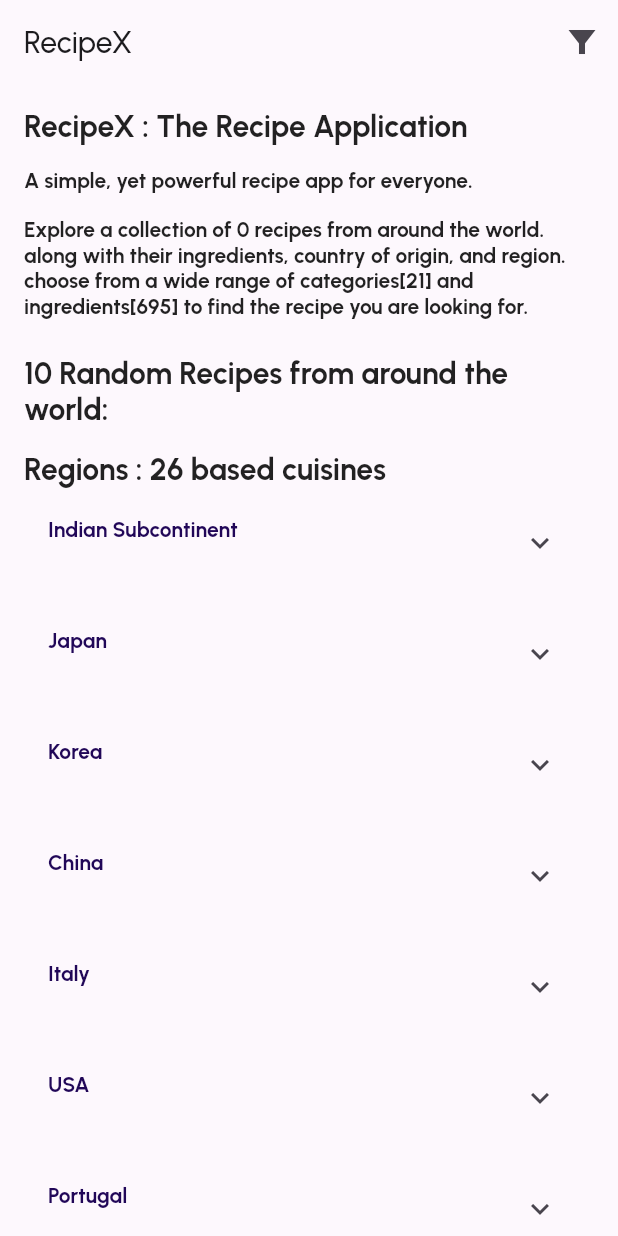
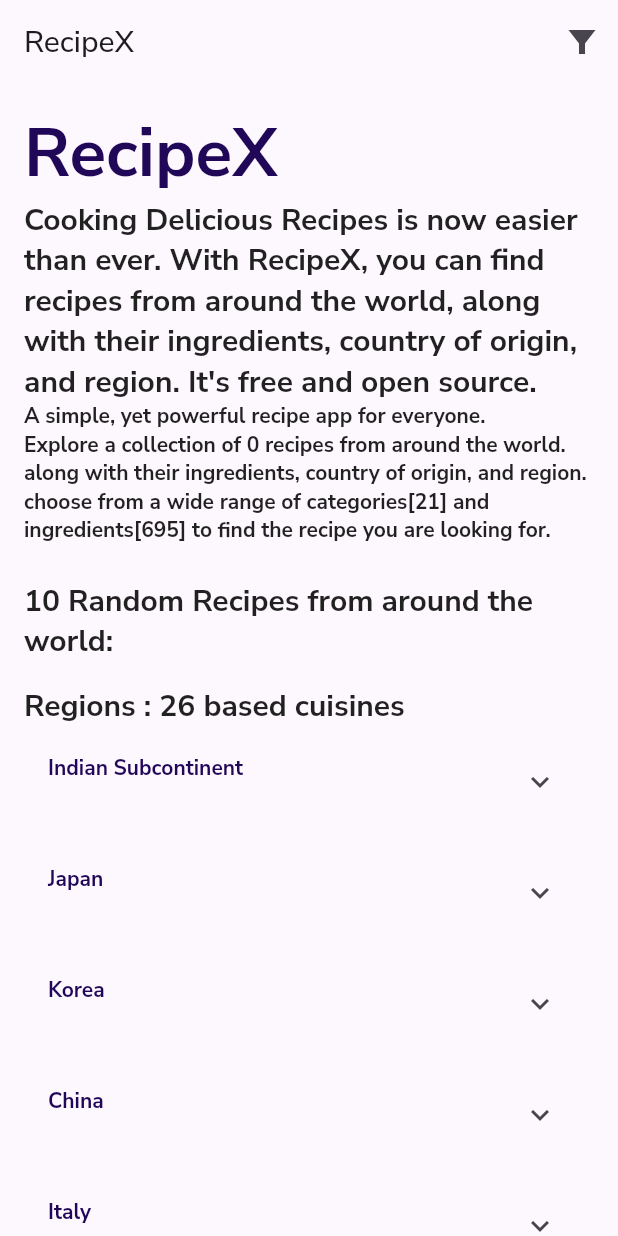
Before and after one commit to ravikovind/recipe_x, a Flutter app: the screen it shows after launch, on a phone screen of 412 x 824 dp. Run offline on Flutter 3.47's test engine with Material 2 defaults, Android fonts, the light colour scheme and no system bars; our stand-ins replace equatable, flutter_bloc, go_router, google_fonts, hydrated_bloc.

Commit message:
some changes

```diff
--- a/lib/app/app.dart
+++ b/lib/app/app.dart
@@ -77,7 +77,7 @@ class Application extends StatelessWidget {
             theme: ThemeData(
               colorScheme: lightColorScheme,
               useMaterial3: true,
-              textTheme: GoogleFonts.urbanistTextTheme(
+              textTheme: GoogleFonts.nunitoSansTextTheme(
                 Theme.of(context).textTheme,
               ),
               elevatedButtonTheme: ElevatedButtonThemeData(
@@ -97,7 +97,7 @@ class Application extends StatelessWidget {
             darkTheme: ThemeData.dark().copyWith(
               colorScheme: darkColorScheme,
               useMaterial3: true,
-              textTheme: GoogleFonts.urbanistTextTheme(
+              textTheme: GoogleFonts.nunitoSansTextTheme(
                 Theme.of(context).textTheme,
               ),
               elevatedButtonTheme: ElevatedButtonThemeData(
--- a/lib/view/pages/home/home.dart
+++ b/lib/view/pages/home/home.dart
@@ -42,27 +42,31 @@ class HomePage extends StatelessWidget {
         child: ListView(
           padding: const EdgeInsets.all(16),
           children: [
-            /// Recipe X : The Recipe App for Everyone
-            /// A simple, yet powerful recipe app for everyone.
-            /// A collection of 47,000+ recipes from around the world. along with their ingredients, country of origin, and region.
-            /// It's free and open source.
-            Text(
-              'RecipeX : The Recipe Application',
-              style: Theme.of(context).textTheme.titleLarge?.copyWith(
-                    fontWeight: FontWeight.bold,
+            RichText(
+              text: TextSpan(
+                children: [
+                  TextSpan(
+                    text: 'RecipeX',
+                    style: Theme.of(context).textTheme.displaySmall?.copyWith(
+                          fontWeight: FontWeight.bold,
+                          color: Theme.of(context).colorScheme.primary,
+                        ),
                   ),
-            ),
-            const SizedBox(
-              height: 16,
+                  TextSpan(
+                    text:
+                        '\nCooking Delicious Recipes is now easier than ever. With RecipeX, you can find recipes from around the world, along with their ingredients, country of origin, and region. It\'s free and open source.',
+                    style: Theme.of(context).textTheme.titleLarge?.copyWith(
+                          fontWeight: FontWeight.bold,
+                        ),
+                  ),
+                ],
+              ),
             ),
             Text(
               'A simple, yet powerful recipe app for everyone.',
               style: Theme.of(context).textTheme.labelLarge?.copyWith(
                     fontWeight: FontWeight.bold,
                   ),
-            ),
-            const SizedBox(
-              height: 16,
             ),
             Text(
               'Explore a collection of ${recipes.length} recipes from around the world. along with their ingredients, country of origin, and region. choose from a wide range of categories[${categories.length}] and ingredients[${ingredients.length}] to find the recipe you are looking for.',
@@ -103,7 +107,7 @@ class HomePage extends StatelessWidget {
                           color: Theme.of(context).colorScheme.primary,
                         ),
                   ),
-                  leading: Container(
+                  trailing: Container(
                     width: 16,
                     height: 16,
                     decoration: BoxDecoration(
@@ -215,7 +219,7 @@ class HomePage extends StatelessWidget {
                                                   ),
                                                 ),
                                                 ListTile(
-                                                  leading: Container(
+                                                  trailing: Container(
                                                     width: 16,
                                                     height: 16,
                                                     decoration: BoxDecoration(
@@ -444,7 +448,7 @@ class HomePage extends StatelessWidget {
                                                                       .bold,
                                                             ),
                                                       ),
-                                                      leading: Container(
+                                                      trailing: Container(
                                                         width: 16,
                                                         height: 16,
                                                         decoration:
@@ -774,7 +778,7 @@ class HomePage extends StatelessWidget {
                                   color: Theme.of(context).colorScheme.primary,
                                 ),
                           ),
-                          leading: Container(
+                          trailing: Container(
                             width: 16,
                             height: 16,
                             decoration: BoxDecoration(
@@ -891,7 +895,7 @@ class HomePage extends StatelessWidget {
                                                           ),
                                                         ),
                                                         ListTile(
-                                                          leading: Container(
+                                                          trailing: Container(
                                                             width: 16,
                                                             height: 16,
                                                             decoration:
@@ -1148,7 +1152,7 @@ class HomePage extends StatelessWidget {
                                                                               .bold,
                                                                     ),
                                                               ),
-                                                              leading:
+                                                              trailing:
                                                                   Container(
                                                                 width: 16,
                                                                 height: 16,
@@ -1422,7 +1426,100 @@ class HomePage extends StatelessWidget {
             const SizedBox(
               height: 16,
             ),
-
+            Divider(
+              color: Theme.of(context).colorScheme.tertiary,
+            ),
+            ListTile(
+              contentPadding: EdgeInsets.zero,
+              trailing: Icon(
+                Icons.info_outline,
+                color: Theme.of(context).colorScheme.primary,
+              ),
+              title: Text(
+                'Legal & Open Source Licenses',
+                style: Theme.of(context).textTheme.labelLarge?.copyWith(
+                      fontWeight: FontWeight.bold,
+                      color: Theme.of(context).colorScheme.primary,
+                    ),
+              ),
+              subtitle: Text(
+                'Legal & Open Source Licenses: RecipeX is based on data from CulinaryDB, which is licensed under Creative Commons Attribution-NonCommercial-ShareAlike 3.0 Unported License. RecipeX is licensed under MIT License.',
+                style: Theme.of(context).textTheme.labelSmall?.copyWith(
+                      fontWeight: FontWeight.bold,
+                      color: Theme.of(context).colorScheme.secondary,
+                    ),
+              ),
+            ),
+            ListTile(
+              contentPadding: EdgeInsets.zero,
+              title: Text(
+                'About',
+                style: Theme.of(context).textTheme.labelLarge?.copyWith(
+                      fontWeight: FontWeight.bold,
+                      color: Theme.of(context).colorScheme.primary,
+                    ),
+              ),
+              trailing: const Icon(Icons.arrow_forward_ios),
+              onTap: () => showAboutDialog(
+                context: context,
+                applicationName: 'RecipeX',
+                applicationVersion: '1.0.0',
+                applicationIcon: const FlutterLogo(),
+                applicationLegalese: '© 2021 Ravi Kovind',
+              ),
+            ),
+
+            /// liscence
+            ListTile(
+              contentPadding: EdgeInsets.zero,
+              title: Text(
+                'Liscence',
+                style: Theme.of(context).textTheme.labelLarge?.copyWith(
+                      fontWeight: FontWeight.bold,
+                      color: Theme.of(context).colorScheme.primary,
+                    ),
+              ),
+              trailing: const Icon(Icons.arrow_forward_ios),
+              onTap: () => showLicensePage(
+                context: context,
+                applicationName: 'RecipeX',
+                applicationVersion: '1.0.0',
+                applicationIcon: const FlutterLogo(),
+                applicationLegalese: '© 2021 Ravi Kovind',
+              ),
+            ),
+            if (!kIsWeb)
+              ListTile(
+                contentPadding: EdgeInsets.zero,
+                onTap: () async {
+                  final uri =
+                      Uri.parse('https://ravikovind.github.io/recipe_x/');
+                  try {
+                    launchUrl(uri);
+                  } catch (e) {
+                    throw 'There was an error trying to launch the URL: $uri';
+                  }
+                },
+                title: Text(
+                  'Website : https://ravikovind.github.io/recipe_x/',
+                  style: Theme.of(context).textTheme.labelLarge?.copyWith(
+                        fontWeight: FontWeight.bold,
+                      ),
+                ),
+                subtitle: RichText(
+                  text: TextSpan(
+                    text: 'Web version of RecipeX',
+                    style: Theme.of(context).textTheme.labelLarge?.copyWith(
+                          fontWeight: FontWeight.bold,
+                          color: Theme.of(context).colorScheme.primary,
+                        ),
+                  ),
+                ),
+                trailing: const Icon(Icons.arrow_forward_ios),
+              ),
+            const SizedBox(
+              height: 16,
+            ),
             RichText(
               text: TextSpan(
                 text: 'Main Data Source of RecipeX is : ',
@@ -1499,7 +1596,6 @@ class HomePage extends StatelessWidget {
                         final uri = Uri.parse(
                           'mailto:ravikumar2710999@gmail.com?subject=Issue%20in%20RecipeX&body=Hey%20There!%0A%3CPlease%20write%20issue%20here%3E',
                         );
-
                         try {
                           launchUrl(uri);
                         } catch (e) {
@@ -1514,73 +1610,6 @@ class HomePage extends StatelessWidget {
                 ],
               ),
             ),
-            const SizedBox(
-              height: 16,
-            ),
-            ListTile(
-              title: Text(
-                'About',
-                style: Theme.of(context).textTheme.labelLarge?.copyWith(
-                      fontWeight: FontWeight.bold,
-                      color: Theme.of(context).colorScheme.primary,
-                    ),
-              ),
-              trailing: const Icon(Icons.arrow_forward_ios),
-              onTap: () => showAboutDialog(
-                context: context,
-                applicationName: 'RecipeX',
-                applicationVersion: '1.0.0',
-                applicationIcon: const FlutterLogo(),
-                applicationLegalese: '© 2021 Ravi Kovind',
-              ),
-            ),
-
-            /// liscence
-            ListTile(
-              title: Text(
-                'Liscence',
-                style: Theme.of(context).textTheme.labelLarge?.copyWith(
-                      fontWeight: FontWeight.bold,
-                      color: Theme.of(context).colorScheme.primary,
-                    ),
-              ),
-              trailing: const Icon(Icons.arrow_forward_ios),
-              onTap: () => showLicensePage(
-                context: context,
-                applicationName: 'RecipeX',
-                applicationVersion: '1.0.0',
-                applicationIcon: const FlutterLogo(),
-                applicationLegalese: '© 2021 Ravi Kovind',
-              ),
-            ),
-            if (!kIsWeb)
-              ListTile(
-                onTap: () async {
-                  final uri =
-                      Uri.parse('https://ravikovind.github.io/recipe_x/');
-                  try {
-                    launchUrl(uri);
-                  } catch (e) {
-                    throw 'There was an error trying to launch the URL: $uri';
-                  }
-                },
-                title: Text(
-                  'Website : https://ravikovind.github.io/recipe_x/',
-                  style: Theme.of(context).textTheme.labelLarge?.copyWith(
-                        fontWeight: FontWeight.bold,
-                      ),
-                ),
-                subtitle: RichText(
-                  text: TextSpan(
-                    text: 'Web version of RecipeX',
-                    style: Theme.of(context).textTheme.labelLarge?.copyWith(
-                          fontWeight: FontWeight.bold,
-                          color: Theme.of(context).colorScheme.primary,
-                        ),
-                  ),
-                ),
-                trailing: const Icon(Icons.arrow_forward_ios),
-              ),
           ],
         ),
       ),
--- a/pubspec.yaml
+++ b/pubspec.yaml
@@ -21,15 +21,12 @@ dependencies:
   google_fonts: ^5.1.0
   response_x: ^1.0.2
   url_launcher: ^6.1.12
-  json_annotation: ^4.8.1
 
 dev_dependencies:
   flutter_test:
     sdk: flutter
 
   flutter_lints: ^2.0.0
-  build_runner: ^2.4.6
-  json_serializable: ^6.7.1
 
 flutter:
   uses-material-design: true
```
Also changed, not shown: pubspec.lock.
